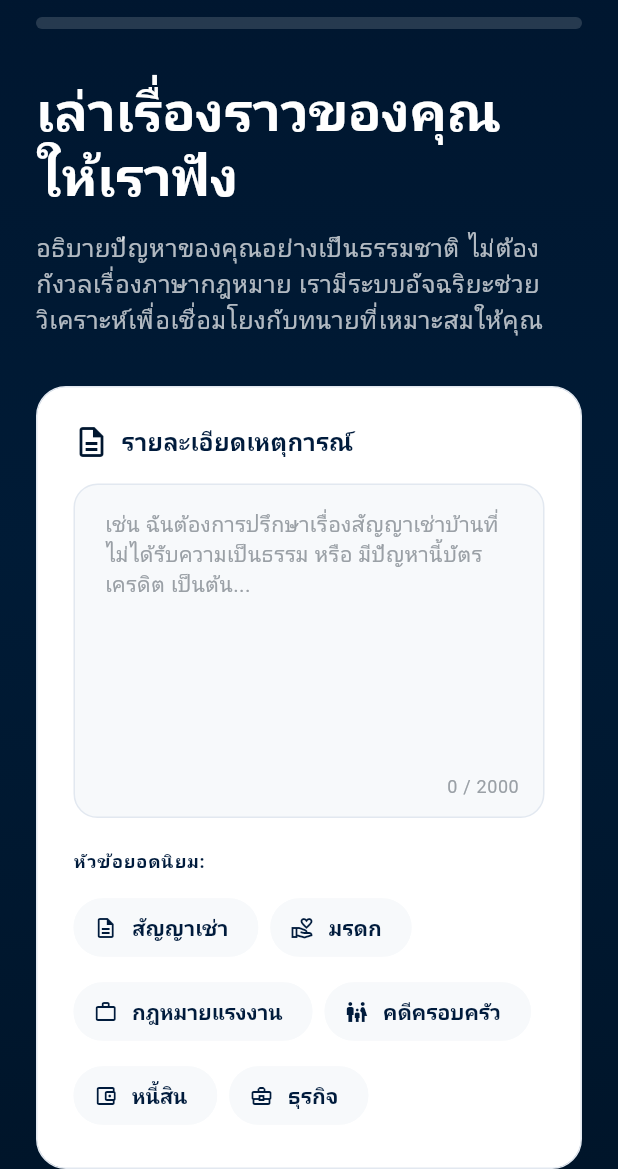
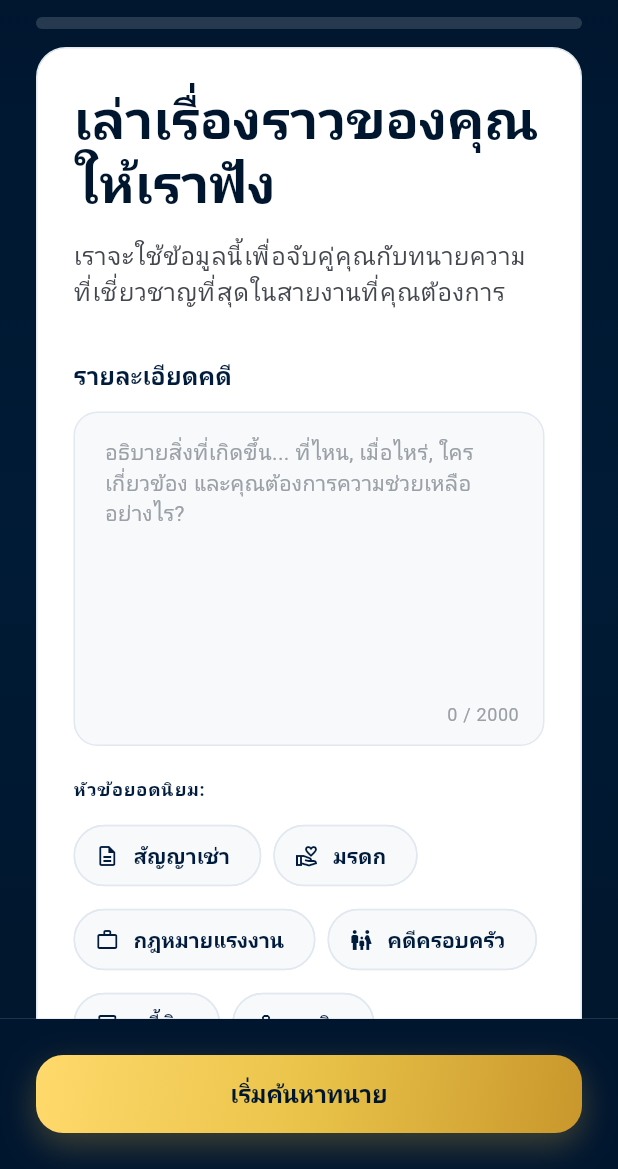
Before and after one commit to far555na/Attornium, a Flutter app: the CaseInputPage screen opened by its route, on a phone screen of 412 x 824 dp, the part 67-1236 px from its top. Run offline on Flutter 3.47's test engine with Material 3 defaults, Android fonts, the phone set to English and light mode, and no system bars; our stand-ins replace flutter_riverpod, freezed_annotation, go_router, google_fonts, riverpod_annotation; generated files the repository leaves out were written again; network calls fail.

Commit message:
feat(case input): add case input page

```diff
--- a/lib/core/routing/app_router.dart
+++ b/lib/core/routing/app_router.dart
@@ -1,7 +1,10 @@
 import 'package:flutter/material.dart';
 import 'package:go_router/go_router.dart';
 
+import '../../features/case_input/presentation/pages/case_input_layout.dart';
 import '../../features/case_input/presentation/pages/case_input_page.dart';
+import '../../features/case_input/presentation/pages/case_input_province_page.dart';
+import 'transparent_page.dart';
 import '../../features/home/presentation/pages/home_page.dart';
 import '../../features/main/presentation/pages/main_page.dart';
 import '../../features/messages/presentation/pages/messages_page.dart';
@@ -16,9 +19,28 @@ final appRouter = GoRouter(
   navigatorKey: _rootNavigatorKey,
   initialLocation: '/',
   routes: [
-    GoRoute(
-      path: '/case-input',
-      builder: (context, state) => const CaseInputPage(),
+    ShellRoute(
+      builder: (context, state, child) {
+        return CaseInputLayout(child: child);
+      },
+      routes: [
+        GoRoute(
+          path: '/case-input',
+          pageBuilder: (context, state) => TransparentMaterialPage(
+            key: state.pageKey,
+            child: const CaseInputPage(),
+          ),
+          routes: [
+            GoRoute(
+              path: 'province',
+              pageBuilder: (context, state) => TransparentMaterialPage(
+                key: state.pageKey,
+                child: const CaseInputProvincePage(),
+              ),
+            ),
+          ],
+        ),
+      ],
     ),
 
     StatefulShellRoute.indexedStack(
--- /dev/null
+++ b/lib/features/case_input/presentation/pages/case_input_layout.dart
@@ -0,0 +1,42 @@
+import 'package:flutter/material.dart';
+import 'package:flutter_riverpod/flutter_riverpod.dart';
+
+import '../../../../core/theme/app_spacing.dart';
+import '../../../../core/widgets/app_scaffold.dart';
+import '../view_models/case_input_view_model.dart';
+import '../widgets/case_progress_bar.dart';
+
+class CaseInputLayout extends ConsumerWidget {
+  final Widget child;
+
+  const CaseInputLayout({super.key, required this.child});
+
+  @override
+  Widget build(BuildContext context, WidgetRef ref) {
+    final state = ref.watch(caseInputViewModelProvider);
+
+    return AppScaffold(
+      useNavyBackground: true,
+      body: SafeArea(
+        child: Column(
+          children: [
+            Padding(
+              padding: const EdgeInsets.fromLTRB(
+                AppSpacing.xxl,
+                AppSpacing.xxl,
+                AppSpacing.xxl,
+                0,
+              ),
+              child: CaseProgressBar(
+                title: state.progressTitle,
+                trailingText: state.progressTrailingText,
+                progress: state.progress,
+              ),
+            ),
+            Expanded(child: child),
+          ],
+        ),
+      ),
+    );
+  }
+}
--- a/lib/features/case_input/presentation/pages/case_input_page.dart
+++ b/lib/features/case_input/presentation/pages/case_input_page.dart
@@ -1,13 +1,13 @@
 import 'package:flutter/material.dart';
 import 'package:flutter_riverpod/flutter_riverpod.dart';
+import 'package:go_router/go_router.dart';
 
 import '../../../../core/theme/app_colors.dart';
 import '../../../../core/theme/app_radius.dart';
 import '../../../../core/theme/app_spacing.dart';
-import '../../../../core/widgets/app_button.dart';
 import '../../../../core/widgets/app_card.dart';
-import '../../../../core/widgets/app_scaffold.dart';
 import '../view_models/case_input_view_model.dart';
+import '../widgets/case_bottom_action_bar.dart';
 
 class CaseInputPage extends ConsumerStatefulWidget {
   const CaseInputPage({super.key});
@@ -30,6 +30,10 @@ class _CaseInputPageState extends ConsumerState<CaseInputPage> {
           .read(caseInputViewModelProvider.notifier)
           .updateDetails(_detailsController.text);
     });
+
+    Future.microtask(() {
+      ref.read(caseInputViewModelProvider.notifier).updateProgress(0.0, '0%');
+    });
   }
 
   @override
@@ -42,68 +46,31 @@ class _CaseInputPageState extends ConsumerState<CaseInputPage> {
   Widget build(BuildContext context) {
     final state = ref.watch(caseInputViewModelProvider);
 
-    return AppScaffold(
-      useNavyBackground: true,
-      body: SafeArea(
+    return Column(
+      children: [
+        Expanded(
           child: SingleChildScrollView(
+            padding: const EdgeInsets.fromLTRB(
+              AppSpacing.xxl,
+              AppSpacing.md,
+              AppSpacing.xxl,
+              AppSpacing.xxl,
+            ),
+            child: Column(
+              crossAxisAlignment: CrossAxisAlignment.start,
+              children: [
+                // Card Section (White Background)
+                AppCard(
                   padding: const EdgeInsets.all(AppSpacing.xxl),
                   child: Column(
                     crossAxisAlignment: CrossAxisAlignment.start,
                     children: [
-              // Progress Bar Header
-              Row(
-                mainAxisAlignment: MainAxisAlignment.spaceBetween,
-                children: [
-                  Text(
-                    'ความคืบหน้าการจับคู่ทนาย',
-                    style: Theme.of(context).textTheme.labelLarge?.copyWith(
-                      color: Colors.white,
-                      fontWeight: FontWeight.bold,
-                    ),
-                  ),
-                  Text(
-                    '0%',
-                    style: Theme.of(context).textTheme.labelLarge?.copyWith(
-                      color: Colors.white,
-                      fontWeight: FontWeight.bold,
-                    ),
-                  ),
-                ],
-              ),
-              const SizedBox(height: AppSpacing.md),
-
-              // Continuous Progress Bar
-              Container(
-                height: 8,
-                width: double.infinity,
-                decoration: BoxDecoration(
-                  color: Colors.white.withValues(alpha: 0.15),
-                  borderRadius: BorderRadius.circular(4),
-                ),
-                alignment: Alignment.centerLeft,
-                child: FractionallySizedBox(
-                  widthFactor: 0.0,
-                  child: Container(
-                    decoration: BoxDecoration(
-                      gradient: const LinearGradient(
-                        colors: [
-                          AppColors.goldButtonBg1,
-                          AppColors.gold400,
-                          AppColors.goldButtonBg3,
-                        ],
-                      ),
-                      borderRadius: BorderRadius.circular(4),
-                    ),
-                  ),
-                ),
-              ),
-              const SizedBox(height: AppSpacing.xxxl),
-
                       // Title
                       Text(
-                'เล่าเรื่องราวของคุณ\nให้เราฟัง',
-                style: Theme.of(context).textTheme.displaySmall?.copyWith(
-                  color: Colors.white,
+                        'เล่าเรื่องราวของคุณให้เราฟัง',
+                        style: Theme.of(context).textTheme.displaySmall
+                            ?.copyWith(
+                              color: AppColors.navy900,
                               fontWeight: FontWeight.bold,
                               height: 1.2,
                             ),
@@ -112,50 +79,24 @@ class _CaseInputPageState extends ConsumerState<CaseInputPage> {
 
                       // Subtitle
                       Text(
-                'อธิบายปัญหาของคุณอย่างเป็นธรรมชาติ ไม่ต้องกังวลเรื่องภาษากฎหมาย เรามีระบบอัจฉริยะช่วยวิเคราะห์เพื่อเชื่อมโยงกับทนายที่เหมาะสมให้คุณ',
+                        'เราจะใช้ข้อมูลนี้เพื่อจับคู่คุณกับทนายความที่เชี่ยวชาญที่สุดในสายงานที่คุณต้องการ',
                         style: Theme.of(context).textTheme.bodyLarge?.copyWith(
-                  color: Colors.white.withValues(alpha: 0.7),
+                          color: AppColors.textSecondary,
                           height: 1.5,
                         ),
                       ),
                       const SizedBox(height: AppSpacing.xxxl),
 
-              // Card
-              AppCard(
-                padding: const EdgeInsets.all(AppSpacing.xxl),
-                child: Column(
-                  crossAxisAlignment: CrossAxisAlignment.start,
-                  children: [
-                    // Card Header
-                    Row(
-                      mainAxisAlignment: MainAxisAlignment.spaceBetween,
-                      children: [
-                        Row(
-                          children: [
-                            const Icon(
-                              Icons.description_outlined,
-                              color: AppColors.navy900,
-                              size: 24,
+                      // Label
+                      Text(
+                        'รายละเอียดคดี',
+                        style: Theme.of(context).textTheme.titleMedium
+                            ?.copyWith(
+                              fontWeight: FontWeight.bold,
+                              color: AppColors.textPrimary,
                             ),
-                            const SizedBox(width: AppSpacing.sm),
-                            Text(
-                              'รายละเอียดเหตุการณ์',
-                              style: Theme.of(context).textTheme.titleMedium
-                                  ?.copyWith(fontWeight: FontWeight.bold),
                       ),
-                          ],
-                        ),
-                        // Text(
-                        //   'ตัวอย่างคำอธิบาย',
-                        //   style: Theme.of(context).textTheme.labelMedium
-                        //       ?.copyWith(
-                        //         color: AppColors.gold500,
-                        //         fontWeight: FontWeight.bold,
-                        //       ),
-                        // ),
-                      ],
-                    ),
-                    const SizedBox(height: AppSpacing.lg),
+                      const SizedBox(height: AppSpacing.md),
 
                       // Input Field Area
                       Container(
@@ -173,8 +114,10 @@ class _CaseInputPageState extends ConsumerState<CaseInputPage> {
                               style: Theme.of(context).textTheme.bodyMedium,
                               decoration: InputDecoration(
                                 hintText:
-                                  'เช่น ฉันต้องการปรึกษาเรื่องสัญญาเช่าบ้านที่ไม่ได้รับความเป็นธรรม หรือ มีปัญหานี้บัตรเครดิต เป็นต้น...',
-                              hintStyle: Theme.of(context).textTheme.bodyMedium
+                                    'อธิบายสิ่งที่เกิดขึ้น... ที่ไหน, เมื่อไหร่, ใครเกี่ยวข้อง และคุณต้องการความช่วยเหลืออย่างไร?',
+                                hintStyle: Theme.of(context)
+                                    .textTheme
+                                    .bodyMedium
                                     ?.copyWith(color: AppColors.hint),
                                 border: InputBorder.none,
                                 enabledBorder: InputBorder.none,
@@ -217,9 +160,6 @@ class _CaseInputPageState extends ConsumerState<CaseInputPage> {
                         runSpacing: AppSpacing.sm,
                         children: CaseInputViewModel.popularTopics.map((topic) {
                           final isSelected = state.selectedTopic == topic;
-                        // Add some logic to show icon if needed, but in the image,
-                        // some chips have icons (e.g. 'สัญญาเช่า' has a paper/document icon, 'มรดก' has a hand/heart icon).
-                        // I will add some simple icons based on topic string for visual similarity.
                           IconData? iconData;
                           switch (topic) {
                             case 'สัญญาเช่า':
@@ -248,11 +188,17 @@ class _CaseInputPageState extends ConsumerState<CaseInputPage> {
                                 ? Icon(
                                     iconData,
                                     size: 16,
-                                  color: AppColors.textPrimary,
+                                    color: isSelected
+                                        ? AppColors.navy700
+                                        : AppColors.textPrimary,
                                   )
                                 : null,
                             backgroundColor: AppColors.surface,
-                          side: BorderSide.none,
+                            side: BorderSide(
+                              color: isSelected
+                                  ? AppColors.navy700
+                                  : AppColors.border,
+                            ),
                             shape: RoundedRectangleBorder(
                               borderRadius: AppRadius.rounded,
                             ),
@@ -277,20 +223,19 @@ class _CaseInputPageState extends ConsumerState<CaseInputPage> {
                     ],
                   ),
                 ),
-              const SizedBox(height: AppSpacing.xxxl),
-
-              // Find Lawyer Button
-              AppButton.secondary(
-                text: 'เริ่มค้นหาทนาย',
-                onPressed: () {
-                  // TODO: Handle finding lawyer action
-                },
-              ),
-              const SizedBox(height: AppSpacing.xxxl),
               ],
             ),
           ),
         ),
+
+        CaseBottomActionBar(
+          primaryText: 'เริ่มค้นหาทนาย',
+          showBackButton: false,
+          onPrimaryPressed: () {
+            context.push('/case-input/province');
+          },
+        ),
+      ],
     );
   }
 }
--- a/lib/features/case_input/presentation/view_models/case_input_state.dart
+++ b/lib/features/case_input/presentation/view_models/case_input_state.dart
@@ -7,5 +7,9 @@ abstract class CaseInputState with _$CaseInputState {
   const factory CaseInputState({
     @Default('') String details,
     String? selectedTopic,
+    String? selectedProvince,
+    @Default(0.0) double progress,
+    @Default('ความคืบหน้าการจับคู่ทนาย') String progressTitle,
+    @Default('0%') String progressTrailingText,
   }) = _CaseInputState;
 }
--- /dev/null
+++ b/lib/features/case_input/presentation/widgets/case_bottom_action_bar.dart
@@ -0,0 +1,72 @@
+import 'package:flutter/material.dart';
+import 'package:go_router/go_router.dart';
+
+import '../../../../core/theme/app_colors.dart';
+import '../../../../core/theme/app_radius.dart';
+import '../../../../core/theme/app_spacing.dart';
+import '../../../../core/widgets/app_button.dart';
+
+class CaseBottomActionBar extends StatelessWidget {
+  final String primaryText;
+  final VoidCallback? onPrimaryPressed;
+  final bool showBackButton;
+  final VoidCallback? onBackPressed;
+
+  const CaseBottomActionBar({
+    super.key,
+    required this.primaryText,
+    this.onPrimaryPressed,
+    this.showBackButton = true,
+    this.onBackPressed,
+  });
+
+  @override
+  Widget build(BuildContext context) {
+    return Container(
+      padding: const EdgeInsets.all(AppSpacing.xxl),
+      decoration: const BoxDecoration(
+        color: AppColors.navy900,
+        border: Border(top: BorderSide(color: AppColors.border, width: 0.1)),
+      ),
+      child: Row(
+        children: [
+          if (showBackButton) ...[
+            Expanded(
+              child: OutlinedButton(
+                onPressed: onBackPressed ?? () => context.pop(),
+                style: OutlinedButton.styleFrom(
+                  foregroundColor: AppColors.gold500,
+                  side: const BorderSide(color: AppColors.gold500),
+                  backgroundColor: Colors.transparent,
+                  padding: const EdgeInsets.symmetric(vertical: 16),
+                  shape: RoundedRectangleBorder(borderRadius: AppRadius.large),
+                ),
+                child: const Row(
+                  mainAxisAlignment: MainAxisAlignment.center,
+                  children: [
+                    // Icon(Icons.arrow_back, size: 20),
+                    // SizedBox(width: 8),
+                    Text(
+                      'ย้อนกลับ',
+                      style: TextStyle(
+                        fontWeight: FontWeight.bold,
+                        fontSize: 16,
+                      ),
+                    ),
+                  ],
+                ),
+              ),
+            ),
+            const SizedBox(width: AppSpacing.md),
+          ],
+          Expanded(
+            child: AppButton.secondary(
+              text: primaryText,
+              onPressed: onPrimaryPressed,
+            ),
+          ),
+        ],
+      ),
+    );
+  }
+}
--- /dev/null
+++ b/lib/features/case_input/presentation/widgets/case_progress_bar.dart
@@ -0,0 +1,83 @@
+import 'package:flutter/material.dart';
+
+import '../../../../core/theme/app_colors.dart';
+import '../../../../core/theme/app_spacing.dart';
+
+class CaseProgressBar extends StatelessWidget {
+  final String title;
+  final String trailingText;
+  final double progress;
+  final TextStyle? titleStyle;
+  final TextStyle? trailingStyle;
+  final double height;
+  final double radius;
+
+  const CaseProgressBar({
+    super.key,
+    required this.title,
+    required this.trailingText,
+    required this.progress,
+    this.titleStyle,
+    this.trailingStyle,
+    this.height = 8.0,
+    this.radius = 4.0,
+  });
+
+  @override
+  Widget build(BuildContext context) {
+    return Column(
+      mainAxisSize: MainAxisSize.min,
+      crossAxisAlignment: CrossAxisAlignment.start,
+      children: [
+        Row(
+          mainAxisAlignment: MainAxisAlignment.spaceBetween,
+          children: [
+            Text(
+              title,
+              style:
+                  titleStyle ??
+                  Theme.of(context).textTheme.labelLarge?.copyWith(
+                    color: Colors.white,
+                    fontWeight: FontWeight.bold,
+                  ),
+            ),
+            Text(
+              trailingText,
+              style:
+                  trailingStyle ??
+                  Theme.of(context).textTheme.labelLarge?.copyWith(
+                    color: Colors.white,
+                    fontWeight: FontWeight.bold,
+                  ),
+            ),
+          ],
+        ),
+        const SizedBox(height: AppSpacing.md),
+        Container(
+          height: height,
+          width: double.infinity,
+          decoration: BoxDecoration(
+            color: Colors.white.withValues(alpha: 0.15),
+            borderRadius: BorderRadius.circular(radius),
+          ),
+          alignment: Alignment.centerLeft,
+          child: FractionallySizedBox(
+            widthFactor: progress.clamp(0.0, 1.0),
+            child: Container(
+              decoration: BoxDecoration(
+                gradient: const LinearGradient(
+                  colors: [
+                    AppColors.goldButtonBg1,
+                    AppColors.gold400,
+                    AppColors.goldButtonBg3,
+                  ],
+                ),
+                borderRadius: BorderRadius.circular(radius),
+              ),
+            ),
+          ),
+        ),
+      ],
+    );
+  }
+}
```
Also changed, not shown: lib/core/routing/transparent_page.dart (added, +66 -0 lines), lib/features/case_input/presentation/pages/case_input_province_page.dart (added, +213 -0 lines), lib/features/case_input/presentation/view_models/case_input_view_model.dart (+12 -0 lines), lib/features/case_input/presentation/view_models/case_input_state.freezed.dart, lib/features/case_input/presentation/view_models/case_input_view_model.g.dart. Lines whose indentation alone changed are shown as unchanged.
